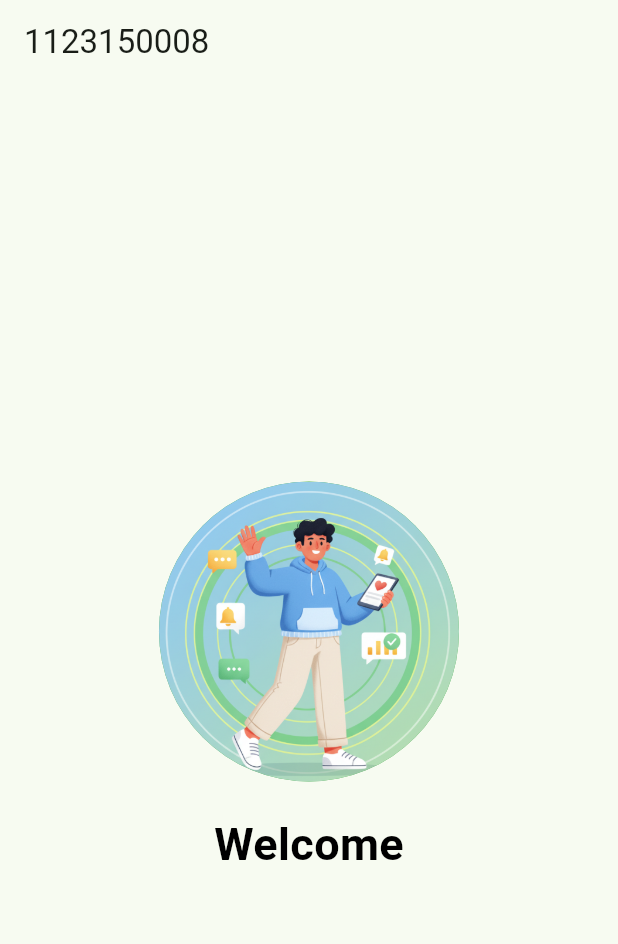
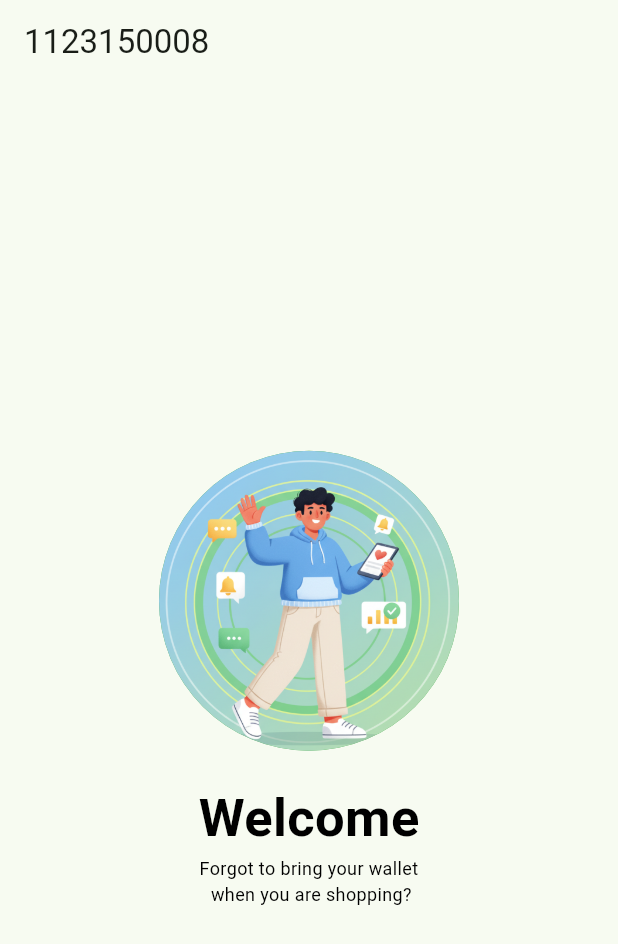
Before and after one commit to dwiilhammaulana/KB1179-1123150008-uts, a Flutter app: the screen it shows after launch, on a phone screen of 412 x 824 dp. Shown: the top 944 px of the screen. Run offline on Flutter 3.47's test engine with Material 3 defaults, Android fonts, the phone set to English and light mode, and no system bars.

Commit message:
menambahkan sub title

```diff
--- a/lib/screen/splash_screen1.dart
+++ b/lib/screen/splash_screen1.dart
@@ -27,9 +27,15 @@ class Screen1 extends StatelessWidget {
             SizedBox(height: 20),
             Text(
               "Welcome",
-              style: TextStyle(fontSize: 30, color: Colors.black,
+              style: TextStyle(fontSize: 35, color: Colors.black,
               fontWeight: FontWeight.bold,),
             ),
+            Text("Forgot to bring your wallet \n when you are shopping?",
+          textAlign: TextAlign.center,
+          style: TextStyle(
+            fontSize: 12,
+            color: Colors.black
+          )),
           ],
         ),
       ),
```
